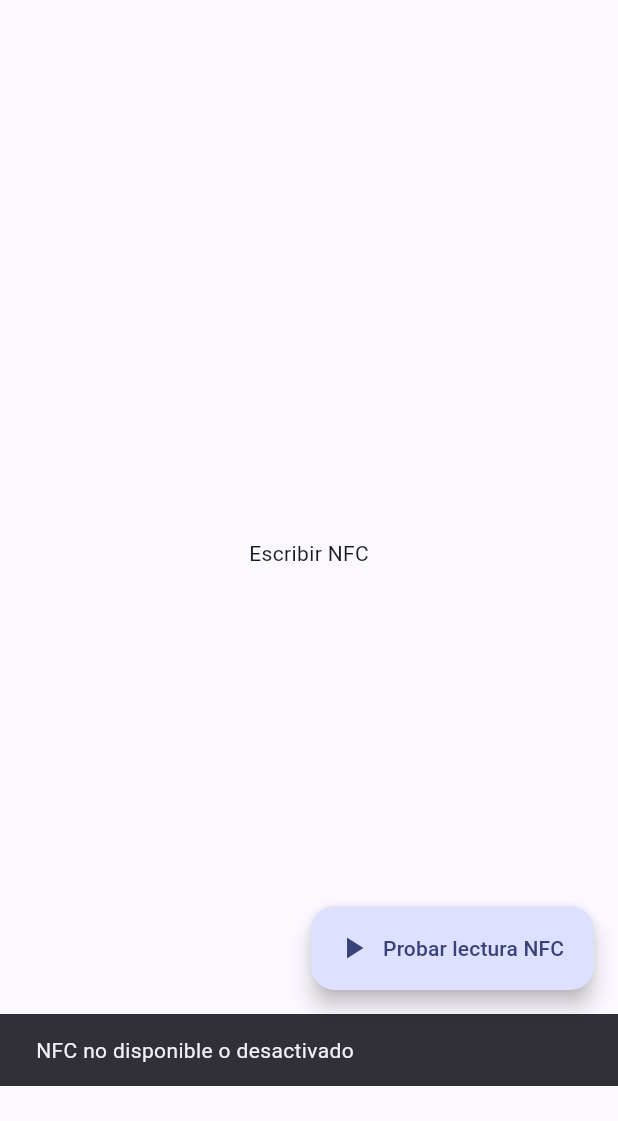
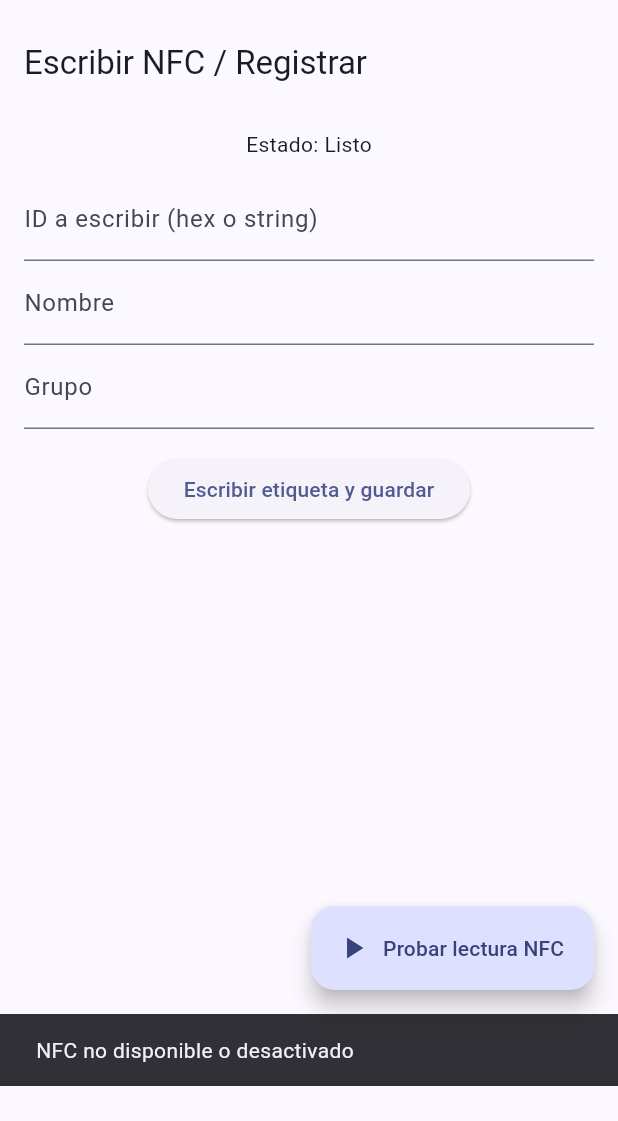
Before and after one commit to Quetzalq4321q/Android_Nfc_Demo, a Flutter app: the screen it shows after launch, item 2 of the bottom bar chosen, after a tap on the "nfc" icon, on a phone screen of 412 x 824 dp, the part 63-1184 px from its top. Run offline on Flutter 3.47's test engine with Material 3 defaults, Android fonts, the phone set to English and light mode, and no system bars; our stand-ins replace sqflite; missing offline and left inert: flutter_nfc_kit, ndef; accounts and stored records are empty.

Commit message:
Wrap NfcProvider in ChangeNotifierProvider

```diff
--- a/lib/main.dart
+++ b/lib/main.dart
@@ -1,8 +1,12 @@
 import 'package:flutter/material.dart';
 import 'package:provider/provider.dart';
+import 'providers/nfc_provider.dart';
+import 'services/log_service.dart';
 import 'services/nfc_service.dart';
 import 'services/persona_service.dart';
-import 'services/log_service.dart';
+import 'ui/check_status_page.dart';
+import 'ui/nfc_reader_page.dart';
+import 'ui/write_nfc_page.dart';
 
 void main() {
   WidgetsFlutterBinding.ensureInitialized();
@@ -19,6 +23,7 @@ class MyApp extends StatelessWidget {
         Provider(create: (_) => PersonaService()),
         Provider(create: (_) => NfcService()),
         Provider(create: (_) => LogService()),
+        ChangeNotifierProvider(create: (_) => NfcProvider()),
       ],
       child: MaterialApp(
         title: 'NFC Proyecto',
@@ -27,6 +32,11 @@ class MyApp extends StatelessWidget {
           useMaterial3: true,
           colorScheme: ColorScheme.fromSeed(seedColor: Colors.indigo),
         ),
+        routes: {
+          '/read': (context) => const NfcReaderPage(),
+          '/write': (context) => const WriteNfcPage(),
+          '/check': (context) => const CheckStatusPage(),
+        },
         home: const HomeScreenWrapper(),
       ),
     );
@@ -44,9 +54,9 @@ class _HomeScreenWrapperState extends State<HomeScreenWrapper> {
   int _currentIndex = 0;
 
   static const List<Widget> _demoPages = <Widget>[
-    Center(child: Text('Leer NFC')),
-    Center(child: Text('Escribir NFC')),
-    Center(child: Text('Comprobar estado')),
+    NfcReaderPage(),
+    WriteNfcPage(),
+    CheckStatusPage(),
     Center(child: Text('Historial')),
   ];
 
--- a/lib/ui/nfc_reader_page.dart
+++ b/lib/ui/nfc_reader_page.dart
@@ -1,6 +1,7 @@
 // ui/nfc_reader_page.dart
 import 'package:flutter/material.dart';
 import 'package:provider/provider.dart';
+
 import '../providers/nfc_provider.dart';
 
 class NfcReaderPage extends StatelessWidget {
@@ -8,8 +9,8 @@ class NfcReaderPage extends StatelessWidget {
 
   @override
   Widget build(BuildContext context) {
-    return Consumer<NfcProvider>(
-      builder: (context, prov, _) => Scaffold(
+    final prov = context.watch<NfcProvider>();
+    return Scaffold(
       appBar: AppBar(title: const Text('Lector NFC')),
       body: Padding(
         padding: const EdgeInsets.all(16),
@@ -18,7 +19,7 @@ class NfcReaderPage extends StatelessWidget {
             Text(prov.status),
             const SizedBox(height: 16),
             ElevatedButton.icon(
-                onPressed: () => prov.startRead(),
+              onPressed: () => context.read<NfcProvider>().startRead(),
               icon: const Icon(Icons.nfc),
               label: const Text('Leer NFC'),
             ),
@@ -43,7 +44,6 @@ class NfcReaderPage extends StatelessWidget {
           ],
         ),
       ),
-      ),
     );
   }
 }
--- a/lib/ui/write_nfc_page.dart
+++ b/lib/ui/write_nfc_page.dart
@@ -1,6 +1,7 @@
 // ui/write_nfc_page.dart
 import 'package:flutter/material.dart';
 import 'package:provider/provider.dart';
+
 import '../providers/nfc_provider.dart';
 
 class WriteNfcPage extends StatefulWidget {
@@ -17,7 +18,7 @@ class _WriteNfcPageState extends State<WriteNfcPage> {
 
   @override
   Widget build(BuildContext context) {
-    final prov = Provider.of<NfcProvider>(context);
+    final prov = context.watch<NfcProvider>();
     return Scaffold(
       appBar: AppBar(title: const Text('Escribir NFC / Registrar')),
       body: Padding(
@@ -39,7 +40,7 @@ class _WriteNfcPageState extends State<WriteNfcPage> {
                   ScaffoldMessenger.of(context).showSnackBar(const SnackBar(content: Text('ID y Nombre son obligatorios')));
                   return;
                 }
-                prov.writeAndSave(id, nombre, grupo, onError: (err) {
+                context.read<NfcProvider>().writeAndSave(id, nombre, grupo, onError: (err) {
                   ScaffoldMessenger.of(context).showSnackBar(SnackBar(content: Text('Error: $err')));
                 }, onSuccess: () {
                   ScaffoldMessenger.of(context).showSnackBar(const SnackBar(content: Text('Escrito y guardado en DB')));
```
Lines whose indentation alone changed are shown as unchanged.
